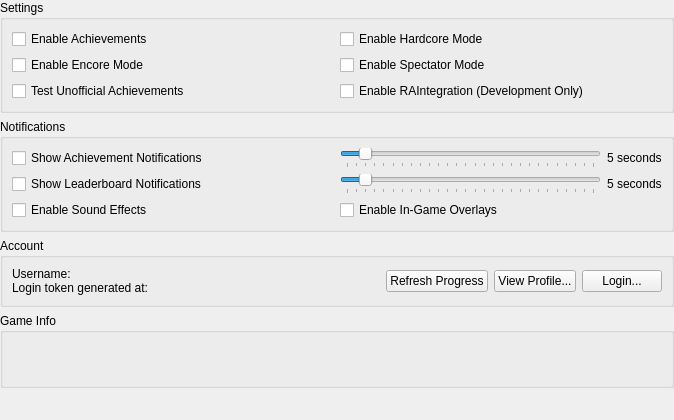
Above: src/duckstation-qt/achievementsettingswidget.ui from kofxi3584karlayang/duckstation before the change. Below: the same form after it.
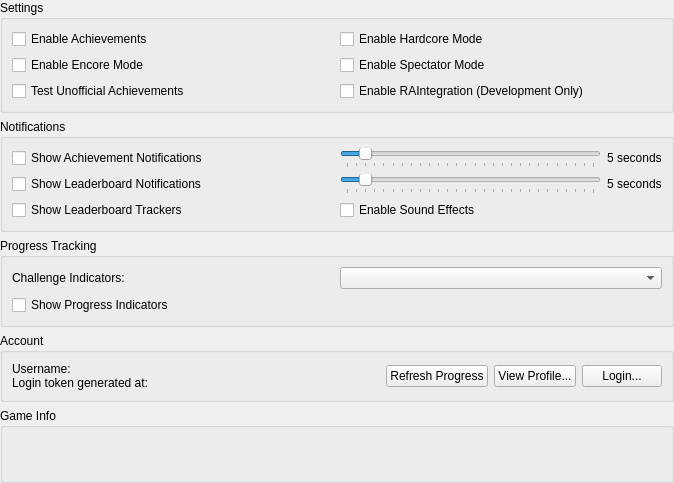
That is the form after the change.

Commit message:
Achievements: Split up overlay setting
Split into challenge indicator modes, leaderboard trackers, and progress
indicators.

The edit to the form file:
```diff
--- a/src/duckstation-qt/achievementsettingswidget.ui
+++ b/src/duckstation-qt/achievementsettingswidget.ui
@@ -7,7 +7,7 @@
     <x>0</x>
     <y>0</y>
     <width>674</width>
-    <height>420</height>
+    <height>479</height>
    </rect>
   </property>
   <layout class="QVBoxLayout" name="verticalLayout">
@@ -80,6 +80,13 @@
       <string>Notifications</string>
      </property>
      <layout class="QGridLayout" name="gridLayout_2" columnstretch="1,1">
+      <item row="1" column="0">
+       <widget class="QCheckBox" name="leaderboardNotifications">
+        <property name="text">
+         <string>Show Leaderboard Notifications</string>
+        </property>
+       </widget>
+      </item>
       <item row="0" column="1">
        <layout class="QHBoxLayout" name="horizontalLayout_3" stretch="1,0">
         <item>
@@ -165,30 +172,49 @@
         </item>
        </layout>
       </item>
-      <item row="1" column="0">
-       <widget class="QCheckBox" name="leaderboardNotifications">
-        <property name="text">
-         <string>Show Leaderboard Notifications</string>
-        </property>
-       </widget>
-      </item>
-      <item row="2" column="0">
+      <item row="2" column="1">
        <widget class="QCheckBox" name="soundEffects">
         <property name="text">
          <string>Enable Sound Effects</string>
         </property>
        </widget>
       </item>
-      <item row="2" column="1">
-       <widget class="QCheckBox" name="overlays">
+      <item row="2" column="0">
+       <widget class="QCheckBox" name="leaderboardTrackers">
         <property name="text">
-         <string>Enable In-Game Overlays</string>
+         <string>Show Leaderboard Trackers</string>
         </property>
        </widget>
       </item>
      </layout>
     </widget>
    </item>
+   <item>
+    <widget class="QGroupBox" name="groupBox">
+     <property name="title">
+      <string>Progress Tracking</string>
+     </property>
+     <layout class="QGridLayout" name="gridLayout" columnstretch="1,1">
+      <item row="0" column="0">
+       <widget class="QLabel" name="challengeIndicatorModeLabel">
+        <property name="text">
+         <string>Challenge Indicators:</string>
+        </property>
+       </widget>
+      </item>
+      <item row="1" column="0">
+       <widget class="QCheckBox" name="progressIndicators">
+        <property name="text">
+         <string>Show Progress Indicators</string>
+        </property>
+       </widget>
+      </item>
+      <item row="0" column="1">
+       <widget class="QComboBox" name="challengeIndicatorMode"/>
+      </item>
+     </layout>
+    </widget>
+   </item>
    <item>
     <widget class="QGroupBox" name="loginBox">
      <property name="title">
```
The commit also changes 7 other files.
